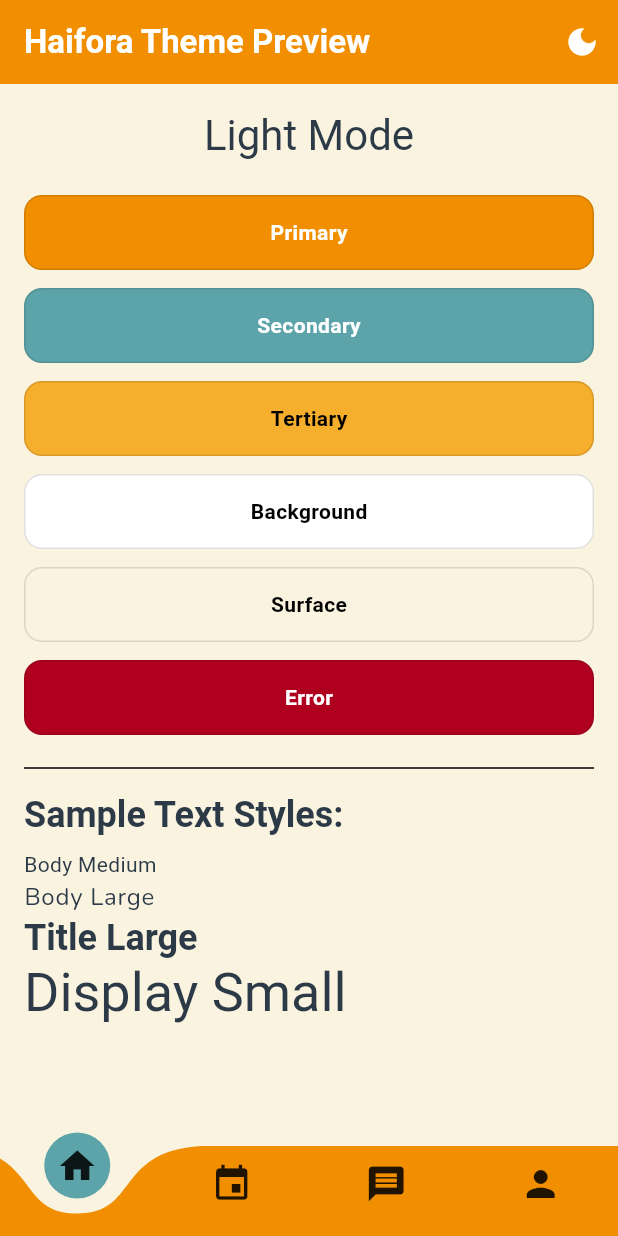
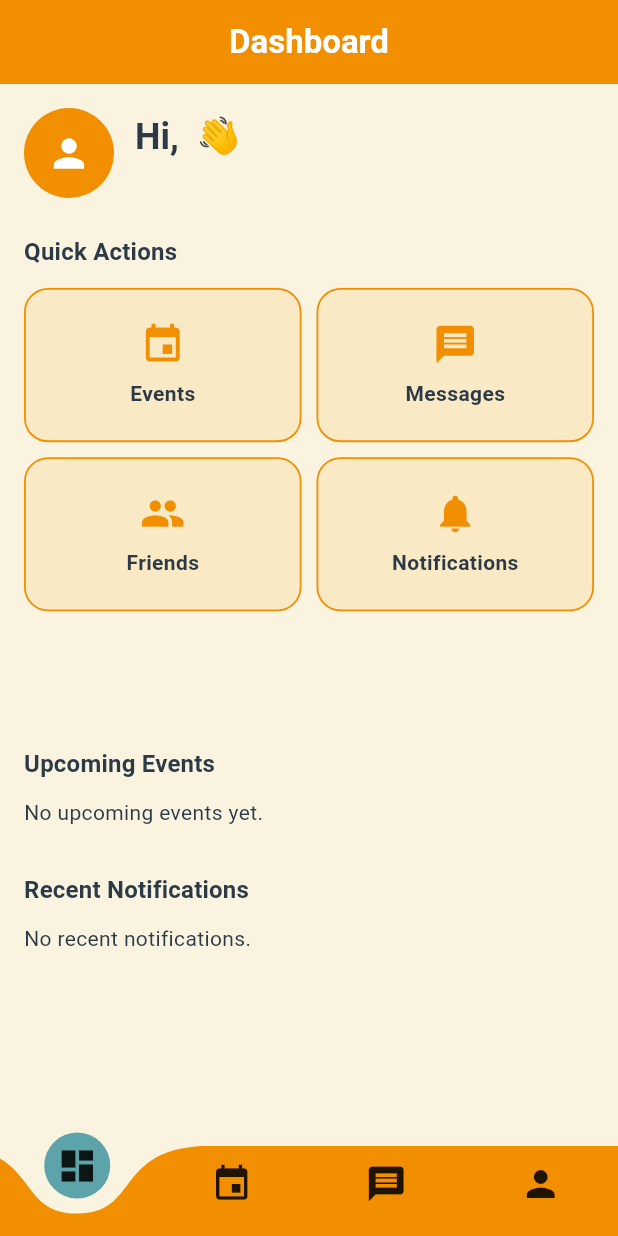
Before and after one commit to JaadAlHosaini/Haifora, a Flutter app: the screen it shows once a user with an empty profile is signed in, on a phone screen of 412 x 824 dp. Run offline on Flutter 3.47's test engine with Material 3 defaults, Android fonts, the phone set to English and light mode, and no system bars; our stand-ins replace cloud_firestore, firebase_auth, firebase_core, google_fonts, shared_preferences; accounts and stored records are empty.

Commit message:
Dashboard Done

```diff
--- /dev/null
+++ b/lib/screens/dashboard_screen.dart
@@ -0,0 +1,236 @@
+import 'package:flutter/material.dart';
+import 'package:firebase_auth/firebase_auth.dart';
+import 'package:cloud_firestore/cloud_firestore.dart';
+import 'events_screen.dart';
+import 'messages_screen.dart';
+import 'profile_screen.dart';
+import 'notifications_screen.dart';
+
+class DashboardScreen extends StatefulWidget {
+  const DashboardScreen({super.key});
+
+  @override
+  State<DashboardScreen> createState() => _DashboardScreenState();
+}
+
+class _DashboardScreenState extends State<DashboardScreen> {
+  final _auth = FirebaseAuth.instance;
+  Map<String, dynamic>? userData;
+  bool isLoading = true;
+
+  @override
+  void initState() {
+    super.initState();
+    _loadUserData();
+  }
+
+  Future<void> _loadUserData() async {
+    final user = _auth.currentUser;
+    if (user == null) return;
+
+    final userDoc = await FirebaseFirestore.instance.collection('users').doc(user.uid).get();
+    setState(() {
+      userData = userDoc.data();
+      isLoading = false;
+    });
+  }
+
+  @override
+  Widget build(BuildContext context) {
+    final theme = Theme.of(context);
+
+    if (isLoading) {
+      return const Scaffold(
+        body: Center(child: CircularProgressIndicator()),
+      );
+    }
+
+    final name = userData?['name'] ?? 'User';
+    final photoUrl = userData?['photoUrl'];
+    final faculty = userData?['faculty'] ?? 'Faculty';
+
+    return Scaffold(
+      appBar: AppBar(
+        title: const Text('Dashboard'),
+        centerTitle: true,
+        backgroundColor: const Color(0xFFF18F01),
+        foregroundColor: Colors.white,
+      ),
+      body: SingleChildScrollView(
+        padding: const EdgeInsets.all(16),
+        child: Column(
+          crossAxisAlignment: CrossAxisAlignment.start,
+          children: [
+            // 👋 Welcome Header
+            Row(
+              children: [
+                CircleAvatar(
+                  radius: 30,
+                  backgroundColor: const Color(0xFFF18F01),
+                  backgroundImage: photoUrl != null && photoUrl.isNotEmpty ? NetworkImage(photoUrl) : null,
+                  child: photoUrl == null || photoUrl.isEmpty
+                      ? const Icon(Icons.person, size: 30, color: Colors.white)
+                      : null,
+                ),
+                const SizedBox(width: 14),
+                Column(
+                  crossAxisAlignment: CrossAxisAlignment.start,
+                  children: [
+                    Text(
+                      'Hi, $name 👋',
+                      style: theme.textTheme.titleLarge?.copyWith(fontWeight: FontWeight.bold),
+                    ),
+                    Text(
+                      faculty,
+                      style: TextStyle(color: Colors.grey[600]),
+                    ),
+                  ],
+                ),
+              ],
+            ),
+            const SizedBox(height: 24),
+
+            // ⚡ Quick Actions
+            Text(
+              'Quick Actions',
+              style: theme.textTheme.titleMedium?.copyWith(fontWeight: FontWeight.bold),
+            ),
+            const SizedBox(height: 12),
+
+            GridView.count(
+              shrinkWrap: true,
+              physics: const NeverScrollableScrollPhysics(),
+              crossAxisCount: 2,
+              childAspectRatio: 1.8,
+              crossAxisSpacing: 10,
+              mainAxisSpacing: 10,
+              children: [
+                _buildActionCard(context, Icons.event, 'Events', const EventsScreen()),
+                _buildActionCard(context, Icons.message, 'Messages', const MessagesScreen()),
+                _buildActionCard(
+                  context,
+                  Icons.people,
+                  'Friends',
+                  ProfilePage(
+                    onToggleTheme: () {}, // ✅ fixes null issue
+                    isDarkMode: false,
+                  ),
+                ),
+                _buildActionCard(context, Icons.notifications, 'Notifications', const NotificationsScreen()),
+              ],
+            ),
+
+            const SizedBox(height: 30),
+
+            // 🗓 Upcoming Events
+            Text(
+              'Upcoming Events',
+              style: theme.textTheme.titleMedium?.copyWith(fontWeight: FontWeight.bold),
+            ),
+            const SizedBox(height: 10),
+
+            StreamBuilder<QuerySnapshot>(
+              stream: FirebaseFirestore.instance
+                  .collection('events')
+                  .orderBy('createdAt', descending: true)
+                  .limit(3)
+                  .snapshots(),
+              builder: (context, snapshot) {
+                if (!snapshot.hasData) {
+                  return const Center(child: CircularProgressIndicator());
+                }
+                final events = snapshot.data!.docs;
+                if (events.isEmpty) {
+                  return const Text('No upcoming events yet.');
+                }
+
+                return Column(
+                  children: events.map((doc) {
+                    final data = doc.data() as Map<String, dynamic>;
+                    return Card(
+                      elevation: 2,
+                      margin: const EdgeInsets.symmetric(vertical: 6),
+                      shape: RoundedRectangleBorder(
+                        borderRadius: BorderRadius.circular(12),
+                      ),
+                      child: ListTile(
+                        leading: const Icon(Icons.event, color: Color(0xFFF18F01)),
+                        title: Text(data['title'] ?? 'Untitled Event'),
+                        subtitle: Text('${data['date']} • ${data['location']}'),
+                      ),
+                    );
+                  }).toList(),
+                );
+              },
+            ),
+
+            const SizedBox(height: 30),
+
+            // 🔔 Notifications
+            Text(
+              'Recent Notifications',
+              style: theme.textTheme.titleMedium?.copyWith(fontWeight: FontWeight.bold),
+            ),
+            const SizedBox(height: 10),
+
+            StreamBuilder<QuerySnapshot>(
+              stream: FirebaseFirestore.instance
+                  .collection('notifications')
+                  .where('userId', isEqualTo: _auth.currentUser!.uid)
+                  .orderBy('timestamp', descending: true)
+                  .limit(3)
+                  .snapshots(),
+              builder: (context, snapshot) {
+                if (!snapshot.hasData) {
+                  return const Center(child: CircularProgressIndicator());
+                }
+                final notifications = snapshot.data!.docs;
+                if (notifications.isEmpty) {
+                  return const Text('No recent notifications.');
+                }
+
+                return Column(
+                  children: notifications.map((doc) {
+                    final data = doc.data() as Map<String, dynamic>;
+                    return ListTile(
+                      leading: const Icon(Icons.notifications_active, color: Color(0xFFF18F01)),
+                      title: Text(data['title'] ?? 'Notification'),
+                      subtitle: Text(data['body'] ?? ''),
+                    );
+                  }).toList(),
+                );
+              },
+            ),
+          ],
+        ),
+      ),
+    );
+  }
+
+  Widget _buildActionCard(BuildContext context, IconData icon, String label, Widget page) {
+    return InkWell(
+      onTap: () => Navigator.push(context, MaterialPageRoute(builder: (_) => page)),
+      child: Container(
+        decoration: BoxDecoration(
+          color: const Color(0xFFF6AE2D).withValues(alpha: 0.15), // ✅ replaced deprecated withOpacity
+          borderRadius: BorderRadius.circular(16),
+          border: Border.all(color: const Color(0xFFF18F01), width: 1.2),
+        ),
+        child: Column(
+          mainAxisAlignment: MainAxisAlignment.center,
+          children: [
+            Icon(icon, color: const Color(0xFFF18F01), size: 30),
+            const SizedBox(height: 8),
+            Text(
+              label,
+              style: const TextStyle(
+                fontWeight: FontWeight.w600,
+                fontSize: 14,
+              ),
+            ),
+          ],
+        ),
+      ),
+    );
+  }
+}
--- a/lib/screens/main_nav_screen.dart
+++ b/lib/screens/main_nav_screen.dart
@@ -1,9 +1,9 @@
 import 'package:flutter/material.dart';
 import 'package:curved_navigation_bar/curved_navigation_bar.dart';
-import 'home_screen.dart';
+import 'dashboard_screen.dart'; // ✅ Dashboard is the new home
 import 'events_screen.dart';
 import 'messages_screen.dart';
-import 'profile_screen.dart'; // ✅ correct class
+import 'profile_screen.dart';
 
 class MainNavScreen extends StatefulWidget {
   final VoidCallback onToggleTheme;
@@ -24,14 +24,9 @@ class _MainNavScreenState extends State<MainNavScreen> {
 
   @override
   Widget build(BuildContext context) {
-    final theme = Theme.of(context);
-
-    // ✅ Updated to match correct screen classes
+    // 👇 Updated: use DashboardScreen instead of HomeScreen
     final List<Widget> pages = [
-      HomeScreen(
-        onToggleTheme: widget.onToggleTheme,
-        isDarkMode: widget.isDarkMode,
-      ),
+      const DashboardScreen(),
       const EventsScreen(),
       const MessagesScreen(),
       ProfilePage(
@@ -40,8 +35,9 @@ class _MainNavScreenState extends State<MainNavScreen> {
       ),
     ];
 
+    final theme = Theme.of(context);
     final items = <Widget>[
-      const Icon(Icons.home, size: 28),
+      const Icon(Icons.dashboard, size: 28), // 🏠 Dashboard icon
       const Icon(Icons.event, size: 28),
       const Icon(Icons.message, size: 28),
       const Icon(Icons.person, size: 28),
```
Also changed, not shown: lib/main.dart (+4 -5 lines), lib/router.dart (+10 -7 lines), lib/screens/notifications_screen.dart (+95 -90 lines).
